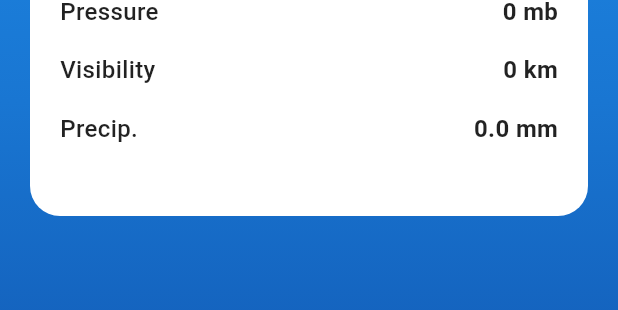
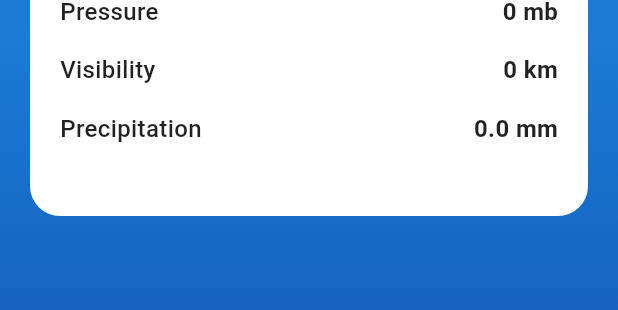
Before and after one commit to sofiiavasylieva/weather_app, a Flutter app: the CurrentWeatherScreen widget shown alone on an empty page, opened directly with empty values, on a phone screen of 412 x 824 dp. Shown: the part 450-760 px from the top of the screen. Run offline on Flutter 3.47's test engine with Material 3 defaults, Android fonts, the phone set to English and light mode, and no system bars; our stand-ins replace fl_chart, shared_preferences; accounts and stored records are empty; network calls fail.

Commit message:
update file

```diff
--- a/lib/main.dart
+++ b/lib/main.dart
@@ -49,7 +49,7 @@ class _WeatherHomePageState extends State<WeatherHomePage> {
   final WeatherService _weatherService = WeatherService();
   WeatherModel? _currentWeather;
   List<ForecastModel>? _forecast;
-  String _selectedCity = 'Lviv';
+  String _selectedCity = 'London';
   bool _isLoading = false;
   int _selectedIndex = 0;
 
--- a/lib/screens/current_weather_screen.dart
+++ b/lib/screens/current_weather_screen.dart
@@ -90,7 +90,7 @@ class CurrentWeatherScreen extends StatelessWidget {
                             _buildWeatherInfo('Wind', '${weather.windSpeed.toStringAsFixed(1)} km/h'),
                             _buildWeatherInfo('Pressure', '${weather.pressure.toStringAsFixed(0)} mb'),
                             _buildWeatherInfo('Visibility', '${weather.visibility.toStringAsFixed(0)} km'),
-                            _buildWeatherInfo('Precip.', '${weather.precipitation.toStringAsFixed(1)} mm'),
+                            _buildWeatherInfo('Precipitation', '${weather.precipitation.toStringAsFixed(1)} mm'),
                           ],
                         ),
                       ),
```
